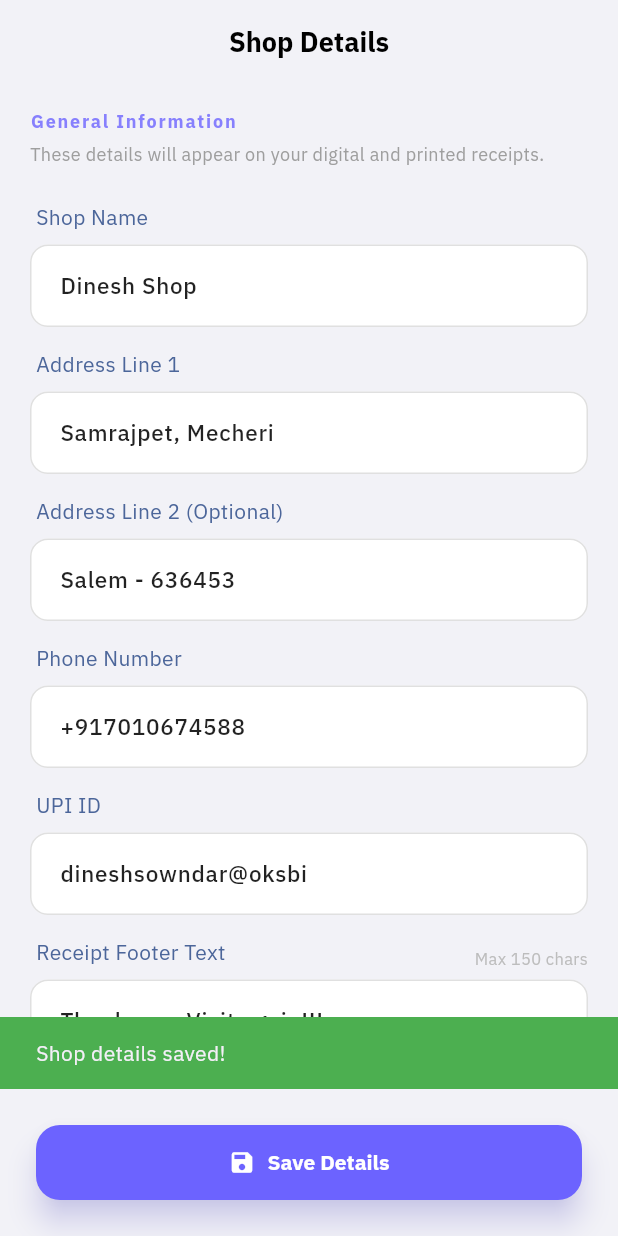
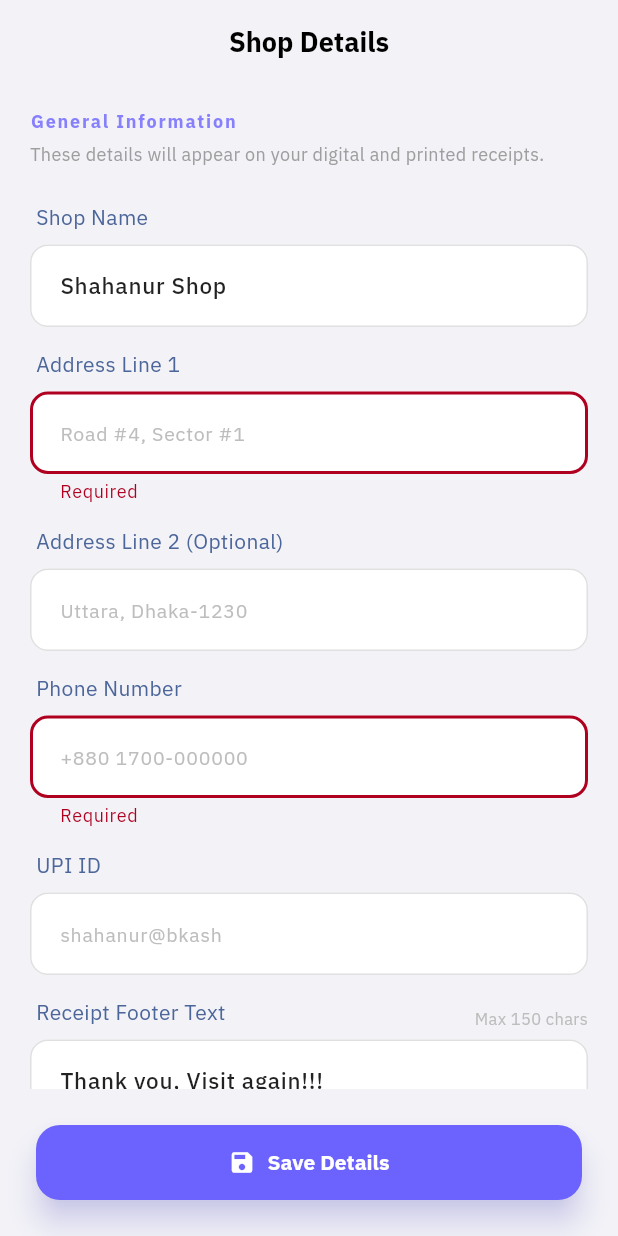
Before and after one commit to shahanuralamofficial/billing_app, a Flutter app: the ShopDetailsPage screen opened by its route, after a tap on "Save Details", on a phone screen of 412 x 824 dp. Run offline on Flutter 3.47's test engine with Material 3 defaults, Android fonts, the phone set to English and light mode, and no system bars; our stand-ins replace bloc, equatable, flutter_bloc, fpdart, get_it, go_router and 5 more; missing offline and left inert: app_settings, flutter_vibrate, mobile_scanner, print_bluetooth_thermal; accounts and stored records are empty.

Commit message:
feat: localize shop details and enhance scanner configuration
Update the shop management metadata, UI hints, and scanner settings to better support Bangladeshi localization and improved barcode detection.

- **Localization & Defaults**:
    - Replace Indian-specific placeholder text and hints with Bangladeshi examples in the Shop Details page.
    - Update the default `Shop` repository implementation with a new default name ("Shahanur Shop") and cleared address/contact fields.
    - Change the product price prefix  Bangladeshi Taka (৳).
- **Scanner Improvements**:
    - Configure `MobileScannerController` in `ScannerPage` to explicitly support all barcode formats.
    - Add the `VIBRATE` permission to the Android manifest to support haptic feedback during scanning.

```diff
--- a/lib/features/billing/presentation/pages/scanner_page.dart
+++ b/lib/features/billing/presentation/pages/scanner_page.dart
@@ -15,6 +15,7 @@ class _ScannerPageState extends State<ScannerPage> {
     detectionSpeed: DetectionSpeed.normal,
     facing: CameraFacing.back,
     torchEnabled: false,
+    formats: [BarcodeFormat.all],
   );
   bool _isScanned = false;
 
--- a/lib/features/product/presentation/pages/add_product_page.dart
+++ b/lib/features/product/presentation/pages/add_product_page.dart
@@ -135,7 +135,7 @@ class _AddProductPageState extends State<AddProductPage> {
                         const TextInputType.numberWithOptions(decimal: true),
                     decoration: const InputDecoration(
                       hintText: '0.00',
-                      prefixText: '₹ ',
+                      prefixText: '৳ ',
                       prefixStyle: TextStyle(
                           fontSize: 16,
                           fontWeight: FontWeight.w500,
--- a/lib/features/shop/data/repositories/shop_repository_impl.dart
+++ b/lib/features/shop/data/repositories/shop_repository_impl.dart
@@ -18,11 +18,11 @@ class ShopRepositoryImpl implements ShopRepository {
       } else {
         // Return default shop if not found
         return const Right(Shop(
-            name: 'Dinesh Shop',
-            addressLine1: 'Samrajpet, Mecheri',
-            addressLine2: 'Salem - 636453',
-            phoneNumber: '+917010674588',
-            upiId: 'dineshsowndar@oksbi',
+            name: 'Shahanur Shop',
+            addressLine1: '',
+            addressLine2: '',
+            phoneNumber: '',
+            upiId: '',
             footerText: 'Thank you, Visit again!!!'));
       }
     } catch (e) {
--- a/lib/features/shop/presentation/pages/shop_details_page.dart
+++ b/lib/features/shop/presentation/pages/shop_details_page.dart
@@ -127,27 +127,27 @@ class _ShopDetailsPageState extends State<ShopDetailsPage> {
                     const InputLabel(text: 'Shop Name'),
                     _buildTextField(
                       controller: _nameController,
-                      hint: 'e.g. QuickMart Superstore',
+                      hint: 'e.g. Shahanur Shop',
                       validator: AppValidators.required('Required'),
                     ),
                     const SizedBox(height: 15),
                     const InputLabel(text: 'Address Line 1'),
                     _buildTextField(
                       controller: _address1Controller,
-                      hint: 'Samrajpet, Mecheri',
+                      hint: 'Road #4, Sector #1',
                       validator: AppValidators.required('Required'),
                     ),
                     const SizedBox(height: 15),
                     const InputLabel(text: 'Address Line 2 (Optional)'),
                     _buildTextField(
                       controller: _address2Controller,
-                      hint: 'Salem - 636453',
+                      hint: 'Uttara, Dhaka-1230',
                     ),
                     const SizedBox(height: 15),
                     const InputLabel(text: 'Phone Number'),
                     _buildTextField(
                       controller: _phoneController,
-                      hint: '+91 7010674588',
+                      hint: '+880 1700-000000',
                       keyboardType: TextInputType.phone,
                       validator: AppValidators.required('Required'),
                     ),
@@ -155,7 +155,7 @@ class _ShopDetailsPageState extends State<ShopDetailsPage> {
                     const InputLabel(text: 'UPI ID'),
                     _buildTextField(
                       controller: _upiController,
-                      hint: 'dineshsowndar@oksbi',
+                      hint: 'shahanur@bkash',
                     ),
                     const SizedBox(height: 15),
                     Row(
```
Also changed, not shown: 1 other file.
